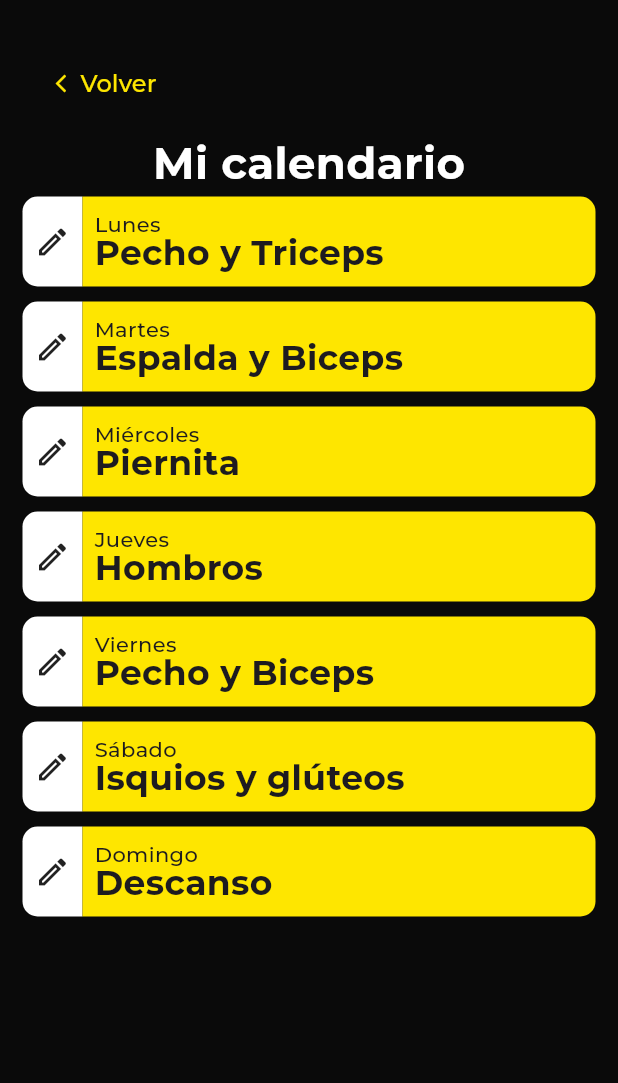
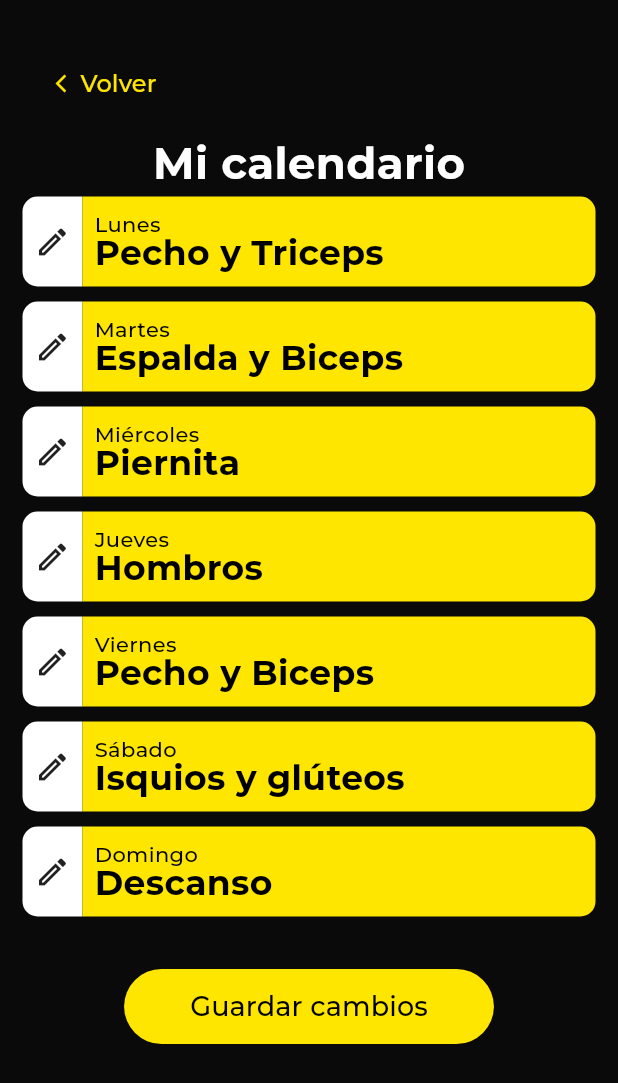
Before and after one commit to Santimartz12/gym-tracker, a Flutter app: the EditCalendar screen opened by its route, on a phone screen of 412 x 824 dp. Shown: the top 1083 px of the screen. Run offline on Flutter 3.47's test engine with Material 2 defaults, Android fonts, the phone set to English and light mode, and no system bars; our stand-ins replace shared_preferences; accounts and stored records are empty.

Commit message:
Creacion de componentes y organizacion

```diff
--- a/lib/src/components/calendarDay.dart
+++ b/lib/src/components/calendarDay.dart
@@ -55,13 +55,17 @@ class CalendarDay extends StatelessWidget {
                     children: [
                       Text(
                         nameDay,
-                        style: TextStyle(height: 1),
+                        style: TextStyle(
+                          height: 1,
+                          color: colorsApp.fontsDarkColor,
+                        ),
                       ),
                       FittedBox(
                         fit: BoxFit.scaleDown,
                         child: Text(
                           trainingDay,
                           style: TextStyle(
+                            color: colorsApp.fontsDarkColor,
                             fontSize: 23,
                             height: 1,
                             fontWeight: FontWeight.w700,
--- /dev/null
+++ b/lib/src/components/primaryBtn.dart
@@ -0,0 +1,31 @@
+import 'package:flutter/material.dart';
+import 'package:gim_tracker/src/styles/colorsApp.dart';
+
+class PrimaryBtnApp extends StatelessWidget {
+  PrimaryBtnApp({required this.method, required this.textValue, super.key});
+
+  final colorsApp = ColorsApp();
+
+  final method;
+  String textValue = '';
+
+  @override
+  Widget build(BuildContext context) {
+    return ElevatedButton(
+      onPressed: () => method(context),
+      child: Padding(
+        padding: const EdgeInsets.fromLTRB(20, 0, 20, 0),
+        child: Text(
+          textValue,
+          style: TextStyle(color: colorsApp.fontsDarkColor, fontSize: 18),
+        ),
+      ),
+      style: ButtonStyle(
+        backgroundColor: MaterialStatePropertyAll(colorsApp.primaryColor),
+        elevation: MaterialStatePropertyAll(0),
+        minimumSize: MaterialStatePropertyAll(Size(180, 50)),
+        overlayColor: MaterialStatePropertyAll(colorsApp.primaryColorOverlay),
+      ),
+    );
+  }
+}
--- a/lib/src/screens/editCalendar.dart
+++ b/lib/src/screens/editCalendar.dart
@@ -4,13 +4,15 @@ import 'package:gim_tracker/src/styles/colorsApp.dart';
 
 import '../components/calendarDay.dart';
 import '../components/goBackBtn.dart';
+import '../components/primaryBtn.dart';
 
 class EditCalendar extends StatelessWidget {
-  const EditCalendar({super.key});
+  EditCalendar({super.key});
 
-  @override
-  Widget build(BuildContext context) {
-    var date = DateTime.now().weekday;
+  saveCalendarData(context) {
+    //TODO: Save data and redirect to HomePage
+    Navigator.pop(context);
+  }
 
   List<String> trainingDate = [
     'Pecho y Triceps',
@@ -21,6 +23,10 @@ class EditCalendar extends StatelessWidget {
     'Isquios y glúteos',
     'Descanso'
   ];
+
+  @override
+  Widget build(BuildContext context) {
+    var date = DateTime.now().weekday;
     List<String> days = [
       'Lunes',
       'Martes',
@@ -37,6 +43,7 @@ class EditCalendar extends StatelessWidget {
       backgroundColor: colorsApp.backgroundColor,
       body: Padding(
         padding: const EdgeInsets.fromLTRB(10, 30, 10, 10),
+        child: SingleChildScrollView(
           child: Column(
             crossAxisAlignment: CrossAxisAlignment.start,
             children: [
@@ -62,8 +69,19 @@ class EditCalendar extends StatelessWidget {
                     ),
                   );
                 },
-            )
+              ),
+              Padding(
+                padding: const EdgeInsets.fromLTRB(0, 30, 0, 0),
+                child: Center(
+                  child: PrimaryBtnApp(
+                    //If this button starts to fail, check this. I don't understand how it works lol
+                    method: saveCalendarData,
+                    textValue: 'Guardar cambios',
+                  ),
+                ),
+              ),
             ],
+          ),
         ),
       ),
     );
--- a/lib/src/screens/homePage.dart
+++ b/lib/src/screens/homePage.dart
@@ -17,7 +17,6 @@ class _HomePageState extends State<HomePage> {
   Widget build(BuildContext context) {
     final dataInicial = {
       'nombre': 'Santiagangas',
-      'apellido': 'Martinez',
     };
 
     return Scaffold(
--- a/lib/src/styles/colorsApp.dart
+++ b/lib/src/styles/colorsApp.dart
@@ -5,6 +5,7 @@ import 'package:flutter/material.dart';
 class ColorsApp {
   final backgroundColor = Color.fromARGB(255, 10, 10, 10);
   final primaryColor = Color(0xFFFEE600);
+  final primaryColorOverlay = Color.fromARGB(30, 130, 102, 0);
   final navBarIcons = Color.fromRGBO(0, 0, 0, 1);
   final fontsLightColor = Color.fromARGB(255, 255, 255, 255);
   final fontsDarkColor = Color.fromARGB(255, 0, 0, 0);
--- a/pubspec.yaml
+++ b/pubspec.yaml
@@ -43,6 +43,9 @@ dependencies:
 dev_dependencies:
   flutter_test:
     sdk: flutter
+
+
+  sqflite: ^2.2.4+1
 
   # The "flutter_lints" package below contains a set of recommended lints to
   # encourage good coding practices. The lint set provided by the package is
```
Also changed, not shown: pubspec.lock. Lines whose indentation alone changed are shown as unchanged.
